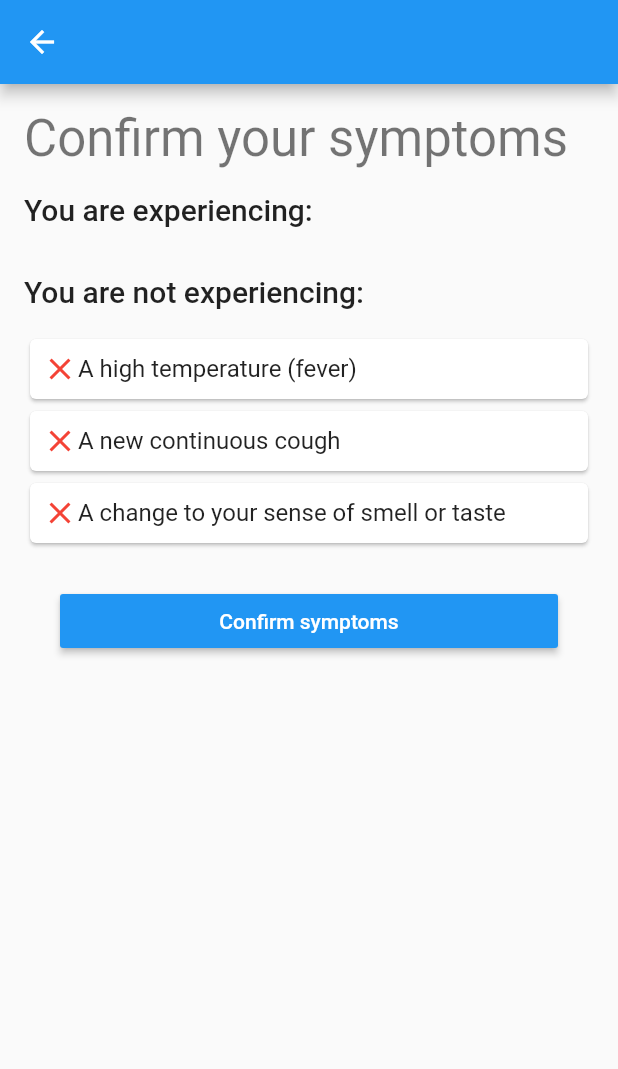
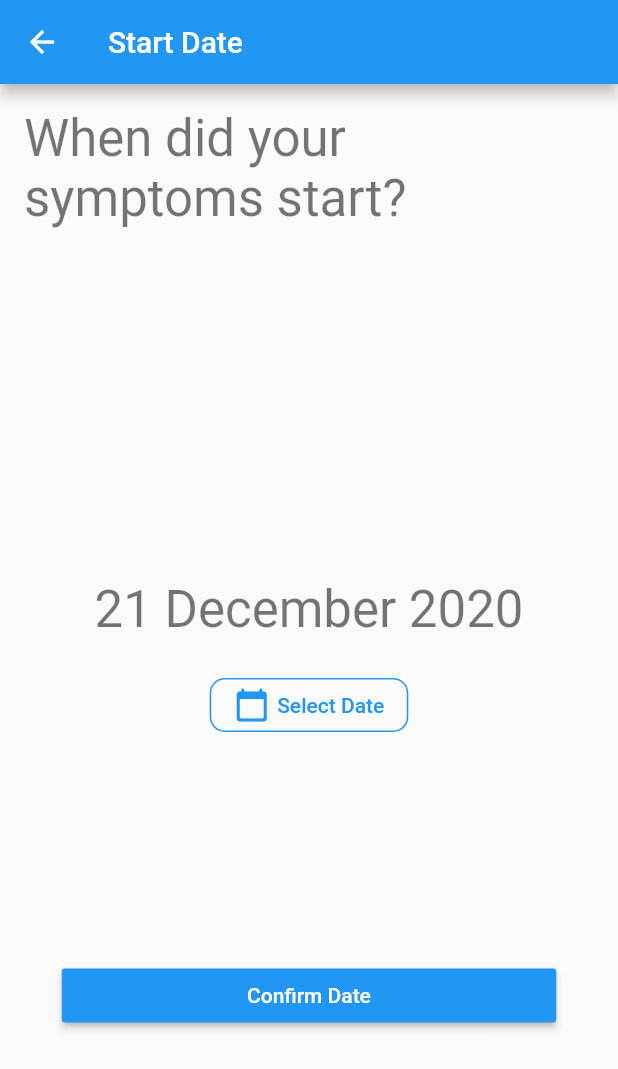
Before and after one commit to max-fish/covid-19-contact-tracing-app, a Flutter app: the ConfirmSymptoms screen opened directly with empty values, after a tap on "Confirm symptoms", on a phone screen of 412 x 824 dp. Shown: the top 1069 px of the screen. Run offline on Flutter 3.47's test engine with Material 2 defaults, Android fonts, the phone set to English and light mode, and no system bars; our stand-ins replace shared_preferences; accounts and stored records are empty.

Commit message:
add symptom date picker, confirm publishment, refactoring

```diff
--- a/lib/main.dart
+++ b/lib/main.dart
@@ -1,5 +1,5 @@
 import 'package:covid_19_contact_tracing_app/settings.dart';
-import 'package:covid_19_contact_tracing_app/symptoms/symptoms.dart';
+import 'package:covid_19_contact_tracing_app/symptoms/symptomsSelection.dart';
 import 'package:flutter/cupertino.dart';
 import 'package:flutter/material.dart';
 
@@ -31,7 +31,7 @@ class MyHomePage extends StatefulWidget {
 class _MyHomePageState extends State<MyHomePage> {
   int _selectedIndex = 0;
 
-  static List<Widget> _widgetOptions = <Widget>[Symptoms(), Settings()];
+  static List<Widget> _widgetOptions = <Widget>[SymptomsSelection(), Settings()];
 
   void _onItemTapped(int index) {
     setState(() {
--- a/lib/symptoms/confirmSymptoms.dart
+++ b/lib/symptoms/confirmSymptoms.dart
@@ -1,3 +1,5 @@
+import 'package:covid_19_contact_tracing_app/symptoms/symptoms.dart';
+import 'package:covid_19_contact_tracing_app/symptoms/symptomsDatePicker.dart';
 import 'package:flutter/material.dart';
 
 class ConfirmSymptoms extends StatelessWidget {
@@ -5,15 +7,15 @@ class ConfirmSymptoms extends StatelessWidget {
   final bool confirmCough;
   final bool confirmChangeSmellTaste;
 
-  ConfirmSymptoms(
+  const ConfirmSymptoms(
       {this.confirmHighTemp, this.confirmCough, this.confirmChangeSmellTaste});
 
   @override
   Widget build(BuildContext context) {
     final List<List> confirmSymptomList = [
-      [confirmHighTemp, "A high temperature (fever)"],
-      [confirmCough, "A new continuous cough"],
-      [confirmChangeSmellTaste, "A change to your sense of smell or taste"]
+      [confirmHighTemp, SymptomUtilities.getDescription(Symptom.HIGH_TEMP)],
+      [confirmCough, SymptomUtilities.getDescription(Symptom.COUGH)],
+      [confirmChangeSmellTaste, SymptomUtilities.getDescription(Symptom.CHANGE_SMELL_TASTE)]
     ];
 
     return Scaffold(
@@ -24,25 +26,51 @@ class ConfirmSymptoms extends StatelessWidget {
           mainAxisAlignment: MainAxisAlignment.start,
           crossAxisAlignment: CrossAxisAlignment.stretch,
           children: [
-            Text("Confirm your symptoms", style: Theme.of(context).textTheme.headline4,),
-            SizedBox(height: 16,),
-            Align(alignment: Alignment.centerLeft,child: Text("You are experiencing:", style: Theme.of(context).textTheme.headline6)),
-            SizedBox(height: 16,),
-            ...confirmSymptomList.where((element) => element[0])
-            .map((e) => Card(child: Padding(
+            Text(
+              "Confirm your symptoms",
+              style: Theme.of(context).textTheme.headline4,
+            ),
+            SizedBox(
+              height: 16,
+            ),
+            Align(
+                alignment: Alignment.centerLeft,
+                child: Text("You are experiencing:",
+                    style: Theme.of(context).textTheme.headline6)),
+            SizedBox(
+              height: 16,
+            ),
+            ...confirmSymptomList
+                .where((element) => element[0])
+                .map((e) => Card(
+                        child: Padding(
                       padding: const EdgeInsets.all(8.0),
                       child: Row(
                         children: [
-                  Icon(Icons.check, color: Colors.green,),
+                          Icon(
+                            Icons.check,
+                            color: Colors.green,
+                          ),
                           Text(e[1]),
                         ],
                       ),
                     ))),
-            SizedBox(height: 16,),
-            Align(alignment: Alignment.centerLeft,child: Text("You are not experiencing:", style: Theme.of(context).textTheme.headline6,)),
-            SizedBox(height: 16,),
-            ...confirmSymptomList.where((element) => !element[0])
-            .map((e) => Card(child: Padding(
+            SizedBox(
+              height: 16,
+            ),
+            Align(
+                alignment: Alignment.centerLeft,
+                child: Text(
+                  "You are not experiencing:",
+                  style: Theme.of(context).textTheme.headline6,
+                )),
+            SizedBox(
+              height: 16,
+            ),
+            ...confirmSymptomList
+                .where((element) => !element[0])
+                .map((e) => Card(
+                        child: Padding(
                       padding: const EdgeInsets.all(8.0),
                       child: Row(
                         children: [
@@ -51,14 +79,25 @@ class ConfirmSymptoms extends StatelessWidget {
                         ],
                       ),
                     ))),
-            SizedBox(height: 24,),
+            SizedBox(
+              height: 24,
+            ),
             Container(
               margin: EdgeInsets.only(left: 24, right: 24),
               child: RaisedButton(
                   color: Theme.of(context).primaryColor,
                   textColor: Colors.white,
                   child: Text("Confirm symptoms"),
-                  onPressed: () {}),
+                  onPressed: () {
+                    Navigator.push(context,
+                        MaterialPageRoute(builder: (context) {
+                      return SymptomsDatePicker(
+                        highTemp: confirmHighTemp,
+                        cough: confirmCough,
+                        changeSmellTaste: confirmChangeSmellTaste,
+                      );
+                    }));
+                  }),
             )
           ],
         ),
--- a/lib/symptoms/symptoms.dart
+++ b/lib/symptoms/symptoms.dart
@@ -1,98 +1,16 @@
-import 'package:covid_19_contact_tracing_app/symptoms/SymptomCard.dart';
-import 'package:flutter/material.dart';
+enum Symptom { HIGH_TEMP, COUGH, CHANGE_SMELL_TASTE }
 
-import 'confirmSymptoms.dart';
-
-class Symptoms extends StatefulWidget {
-  @override
-  _SymptomsState createState() => _SymptomsState();
-}
-
-class _SymptomsState extends State<Symptoms> {
-  bool highTemp = false;
-  bool cough = false;
-  bool changeSmellTaste = false;
-
-  void highTempToggle() {
-    setState(() {
-      highTemp = !highTemp;
-    });
-  }
-
-  void coughToggle() {
-    setState(() {
-      cough = !cough;
-    });
-  }
-
-  void changeSmellTasteToggle() {
-    setState(() {
-      changeSmellTaste = !changeSmellTaste;
-    });
-  }
-
-  @override
-  Widget build(BuildContext context) {
-    return SingleChildScrollView(
-      child: Padding(
-        padding: const EdgeInsets.all(16),
-        child: Column(
-          mainAxisAlignment: MainAxisAlignment.spaceEvenly,
-          crossAxisAlignment: CrossAxisAlignment.stretch,
-          children: [
-            Text(
-              'What symptoms are you feeling?',
-              style: Theme.of(context).textTheme.headline4,
-            ),
-            SymptomCard(
-              active: highTemp,
-              onActiveChange: highTempToggle,
-              title: 'A high temperature (fever)',
-              description: 'Does your chest or back feel hot?',
-            ),
-            SymptomCard(
-              active: cough,
-              onActiveChange: coughToggle,
-              title: 'A new continuous cough',
-              description:
-                  'Are you coughing a lot more than an hour, or three or more coughing episodes in 24 hours that are worse than usual?',
-            ),
-            SymptomCard(
-              active: changeSmellTaste,
-              onActiveChange: changeSmellTasteToggle,
-              title: 'A change to your sense of smell or taste',
-              description:
-                  'Have you noticed that you cannot smell or taste anything, or that things smell or taste different to normal?',
-            ),
-            SizedBox(
-              height: 16,
-            ),
-            Text(
-              'none of these',
-              textAlign: TextAlign.center,
-              style: TextStyle(
-                  color: Theme.of(context).primaryColor,
-                  decoration: TextDecoration.underline),
-            ),
-            SizedBox(
-              height: 16,
-            ),
-            Container(
-              margin: EdgeInsets.only(left: 24, right: 24),
-              child: RaisedButton(
-                color: Theme.of(context).primaryColor,
-                textColor: Colors.white,
-                onPressed: () {
-                  Navigator.push(context, MaterialPageRoute(builder: (context) {
-                    return ConfirmSymptoms(confirmHighTemp: highTemp, confirmCough: cough, confirmChangeSmellTaste: changeSmellTaste,);
-                  }));
-                },
-                child: Text('Continue'),
-              ),
-            )
-          ],
-        ),
-      ),
-    );
+class SymptomUtilities {
+  static String getDescription(Symptom symptom) {
+    switch (symptom) {
+      case Symptom.HIGH_TEMP:
+        return "A high temperature (fever)";
+      case Symptom.COUGH:
+        return "A new continuous cough";
+      case Symptom.CHANGE_SMELL_TASTE:
+        return "A change to your sense of smell or taste";
+      default:
+        return "";
+    }
   }
 }
--- /dev/null
+++ b/lib/symptoms/symptomsDatePicker.dart
@@ -0,0 +1,105 @@
+import 'package:covid_19_contact_tracing_app/symptoms/confirmPublishSymptoms.dart';
+import 'package:flutter/material.dart';
+import 'package:intl/intl.dart';
+
+class SymptomsDatePicker extends StatefulWidget {
+  final bool highTemp;
+  final bool cough;
+  final bool changeSmellTaste;
+
+  const SymptomsDatePicker({this.highTemp, this.cough, this.changeSmellTaste});
+
+  @override
+  _SymptomsDatePickerState createState() => _SymptomsDatePickerState();
+}
+
+class _SymptomsDatePickerState extends State<SymptomsDatePicker> {
+  DateTime selectedDate = DateTime.now();
+
+  _selectDate(BuildContext context) async {
+    final DateTime currentDate = DateTime.now().toLocal();
+    final DateTime picked = await showDatePicker(
+      context: context,
+      initialDate: selectedDate,
+      firstDate: currentDate.subtract(Duration(days: 5)),
+      lastDate: currentDate,
+    );
+    if (picked != null && picked != selectedDate)
+      setState(() {
+        selectedDate = picked;
+      });
+  }
+
+  @override
+  Widget build(BuildContext context) {
+    return Scaffold(
+      appBar: AppBar(
+        title: Text('Start Date'),
+      ),
+      body: Padding(
+        padding: const EdgeInsets.all(16),
+        child: Stack(
+          children: [
+            Align(
+              alignment: Alignment.topLeft,
+              child: Text(
+                'When did your symptoms start?',
+                style: Theme.of(context).textTheme.headline4,
+              ),
+            ),
+            Center(
+              child: Column(
+                mainAxisAlignment: MainAxisAlignment.center,
+                children: [
+                  Text(
+                    DateFormat('d MMMM y').format(selectedDate),
+                    style: Theme.of(context)
+                        .textTheme
+                        .headline4,
+                  ),
+                  SizedBox(
+                    height: 20,
+                  ),
+                  OutlineButton(
+                    borderSide: BorderSide(color: Theme.of(context).primaryColor),
+                    shape: RoundedRectangleBorder(
+                      borderRadius: BorderRadius.circular(10)),
+                    color: Colors.white,
+                    onPressed: () => _selectDate(context),
+                    child: Row(
+                      mainAxisSize: MainAxisSize.min,
+                      children:
+                        [
+                          Icon(Icons.calendar_today_rounded, color: Theme.of(context).primaryColor,),
+                          SizedBox(width: 5,),
+                          Text(
+                          'Select Date',
+                          style: TextStyle(color: Theme.of(context).primaryColor),
+                        ),
+                      ],
+                    ),
+                  ),
+                ],
+              ),
+            ),
+            Align(
+              alignment: Alignment(0, 0.65),
+              child: ButtonTheme(
+                minWidth: MediaQuery.of(context).size.width * 0.8,
+                child: RaisedButton(
+                  color: Theme.of(context).primaryColor,
+                  child: Text('Confirm Date', style: TextStyle(color: Colors.white),),
+                  onPressed: () {
+                    Navigator.push(context, MaterialPageRoute(builder: (context) {
+                      return ConfirmPublishSymtoms();
+                    }));
+                  },
+                ),
+              ),
+            )
+          ],
+        ),
+      ),
+    );
+  }
+}
--- a/pubspec.yaml
+++ b/pubspec.yaml
@@ -24,6 +24,7 @@ dependencies:
   flutter:
     sdk: flutter
   shared_preferences:
+  intl: ^0.16.1
 
 
   # The following adds the Cupertino Icons font to your application.
```
Also changed, not shown: lib/messageModel.dart (+20 -3 lines), lib/symptoms/confirmPublishSymptoms.dart (added, +54 -0 lines), lib/symptoms/symptomsSelection.dart (added, +98 -0 lines), lib/utilities/contactTracingUtilities.dart (+21 -29 lines), 3 other files. Lines whose indentation alone changed are shown as unchanged.
